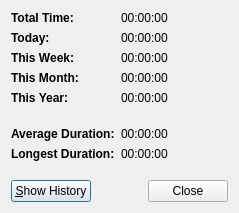
Above: TaskStatisticsDialog.ui from priomsrb/lighttasks before the change. Below: the same form after it.
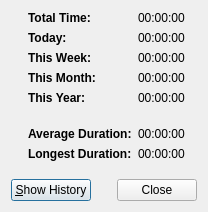
That is the form after the change. Icons and pictures are not drawn.

Diff of the .ui file:
```diff
--- a/TaskStatisticsDialog.ui
+++ b/TaskStatisticsDialog.ui
@@ -6,8 +6,8 @@
    <rect>
     <x>0</x>
     <y>0</y>
-    <width>239</width>
-    <height>213</height>
+    <width>206</width>
+    <height>212</height>
    </rect>
   </property>
   <property name="windowTitle">
@@ -38,6 +38,12 @@
      </item>
      <item row="0" column="1">
       <widget class="QLabel" name="totalTime">
+       <property name="sizePolicy">
+        <sizepolicy hsizetype="Fixed" vsizetype="Preferred">
+         <horstretch>0</horstretch>
+         <verstretch>0</verstretch>
+        </sizepolicy>
+       </property>
        <property name="text">
         <string>00:00:00</string>
        </property>
@@ -61,6 +67,12 @@
      </item>
      <item row="1" column="1">
       <widget class="QLabel" name="timeToday">
+       <property name="sizePolicy">
+        <sizepolicy hsizetype="Fixed" vsizetype="Preferred">
+         <horstretch>0</horstretch>
+         <verstretch>0</verstretch>
+        </sizepolicy>
+       </property>
        <property name="text">
         <string>00:00:00</string>
        </property>
@@ -84,6 +96,12 @@
      </item>
      <item row="2" column="1">
       <widget class="QLabel" name="timeThisWeek">
+       <property name="sizePolicy">
+        <sizepolicy hsizetype="Fixed" vsizetype="Preferred">
+         <horstretch>0</horstretch>
+         <verstretch>0</verstretch>
+        </sizepolicy>
+       </property>
        <property name="text">
         <string>00:00:00</string>
        </property>
@@ -107,6 +125,12 @@
      </item>
      <item row="3" column="1">
       <widget class="QLabel" name="timeThisMonth">
+       <property name="sizePolicy">
+        <sizepolicy hsizetype="Fixed" vsizetype="Preferred">
+         <horstretch>0</horstretch>
+         <verstretch>0</verstretch>
+        </sizepolicy>
+       </property>
        <property name="text">
         <string>00:00:00</string>
        </property>
@@ -130,6 +154,12 @@
      </item>
      <item row="4" column="1">
       <widget class="QLabel" name="timeThisYear">
+       <property name="sizePolicy">
+        <sizepolicy hsizetype="Fixed" vsizetype="Preferred">
+         <horstretch>0</horstretch>
+         <verstretch>0</verstretch>
+        </sizepolicy>
+       </property>
        <property name="text">
         <string>00:00:00</string>
        </property>
@@ -153,6 +183,12 @@
      </item>
      <item row="6" column="1">
       <widget class="QLabel" name="averageDuration">
+       <property name="sizePolicy">
+        <sizepolicy hsizetype="Fixed" vsizetype="Preferred">
+         <horstretch>0</horstretch>
+         <verstretch>0</verstretch>
+        </sizepolicy>
+       </property>
        <property name="text">
         <string>00:00:00</string>
        </property>
@@ -176,6 +212,12 @@
      </item>
      <item row="7" column="1">
       <widget class="QLabel" name="longestDuration">
+       <property name="sizePolicy">
+        <sizepolicy hsizetype="Fixed" vsizetype="Preferred">
+         <horstretch>0</horstretch>
+         <verstretch>0</verstretch>
+        </sizepolicy>
+       </property>
        <property name="text">
         <string>00:00:00</string>
        </property>
```
